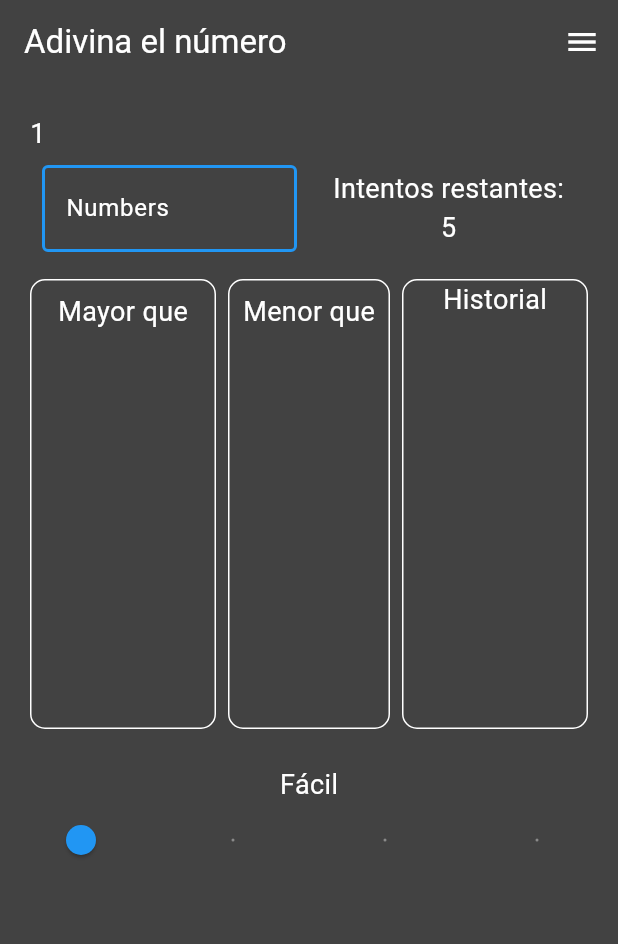
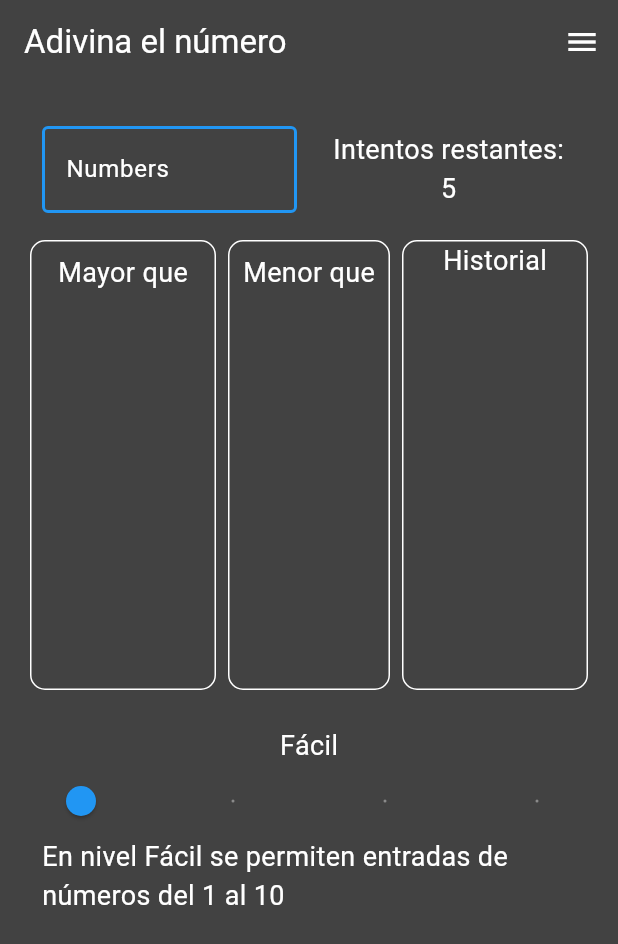
Before and after one commit to MelGYescas/GuessTheNumber, a Flutter app: the screen it shows after launch, on a phone screen of 412 x 824 dp. Shown: the top 944 px of the screen. Run offline on Flutter 3.47's test engine with Material 3 defaults, Android fonts, the phone set to English and light mode, and no system bars.

Commit message:
feat(level-info): add level description text and remove secret number

```diff
--- a/lib/presentation/providers/game_provider.dart
+++ b/lib/presentation/providers/game_provider.dart
@@ -75,5 +75,5 @@ class GameProvider with ChangeNotifier {
   List<int> get guessClueMinorHistory => _guessClueMinorHistory;
   List<int> get guessClueMajorHistory => _guessClueMajorHistory;
   bool get hasWon => _hasWon;
-  int? get secretNumber => _secretNumber;
+  int? get maxNumber => _currentDifficulty.maxNumber;
 }
--- a/lib/presentation/screens/guess_the_number_screen.dart
+++ b/lib/presentation/screens/guess_the_number_screen.dart
@@ -30,9 +30,6 @@ class GuessTheNumberScreen extends StatelessWidget {
             padding: const EdgeInsets.all(20.0),
             child: Column(
               children: [
-                Row(
-                  children: [Text('${gameProvider.secretNumber}')],
-                ),
                 const Row(
                   mainAxisAlignment: MainAxisAlignment.center,
                   children: [
--- a/lib/presentation/screens/widgets/difficulty_slider.dart
+++ b/lib/presentation/screens/widgets/difficulty_slider.dart
@@ -29,16 +29,17 @@ class _DifficultySliderState extends State<DifficultySlider> {
     }
   }
 
+  final difficultyLevels = [
+    DifficultyLevel.easy,
+    DifficultyLevel.medium,
+    DifficultyLevel.advanced,
+    DifficultyLevel.extreme,
+  ];
   @override
   Widget build(BuildContext context) {
+    final gameProvider = Provider.of<GameProvider>(context);
+    final maxNumber = gameProvider.currentDifficulty.maxNumber;
     final colorScheme = Theme.of(context).colorScheme;
-    final difficultyLevels = [
-      DifficultyLevel.easy,
-      DifficultyLevel.medium,
-      DifficultyLevel.advanced,
-      DifficultyLevel.extreme,
-    ];
-
     return Column(
       mainAxisSize: MainAxisSize.min,
       children: [
@@ -67,6 +68,8 @@ class _DifficultySliderState extends State<DifficultySlider> {
             },
           ),
         ),
+        Text(
+            'En nivel ${_getDifficultyText(_currentSliderValue)} se permiten entradas de números del 1 al $maxNumber'),
       ],
     );
   }
```
Also changed, not shown: lib/presentation/screens/widgets/number_field.dart (+18 -10 lines).
